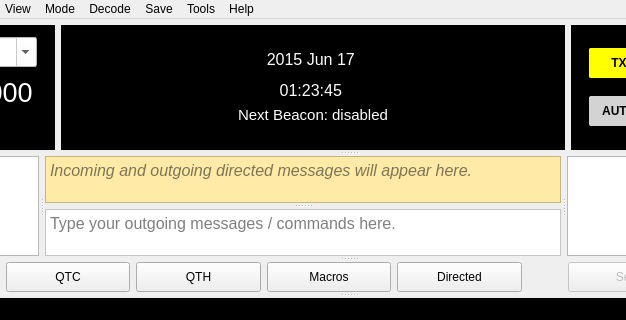
qcmiao1998/js8call, file mainwindow.ui: the form before one commit; both pictures show x 131 to 757 and y 0 to 320 of the 960 by 899 pixel window.
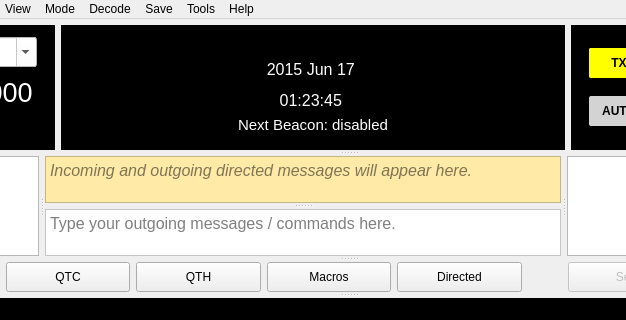
The form after the commit. Custom widgets are drawn as their Qt base class.

Commit message: Added callsign label to main window

Patch:
```diff
--- a/mainwindow.ui
+++ b/mainwindow.ui
@@ -7,7 +7,7 @@
     <x>0</x>
     <y>0</y>
     <width>960</width>
-    <height>544</height>
+    <height>545</height>
    </rect>
   </property>
   <property name="windowTitle">
@@ -320,6 +320,20 @@
                 </property>
                </spacer>
               </item>
+              <item>
+               <widget class="QLabel" name="labCallsign">
+                <property name="styleSheet">
+                 <string notr="true">QLabel { color:white; }
+</string>
+                </property>
+                <property name="text">
+                 <string/>
+                </property>
+                <property name="alignment">
+                 <set>Qt::AlignCenter</set>
+                </property>
+               </widget>
+              </item>
               <item>
                <widget class="QLabel" name="labUTC">
                 <property name="sizePolicy">
@@ -328,6 +342,12 @@
                   <verstretch>0</verstretch>
                  </sizepolicy>
                 </property>
+                <property name="font">
+                 <font>
+                  <family>MS Shell Dlg 2</family>
+                  <pointsize>14</pointsize>
+                 </font>
+                </property>
                 <property name="styleSheet">
                  <string notr="true">QLabel {
 font-family: MS Shell Dlg 2;
```
The commit also changes 1 other file.
